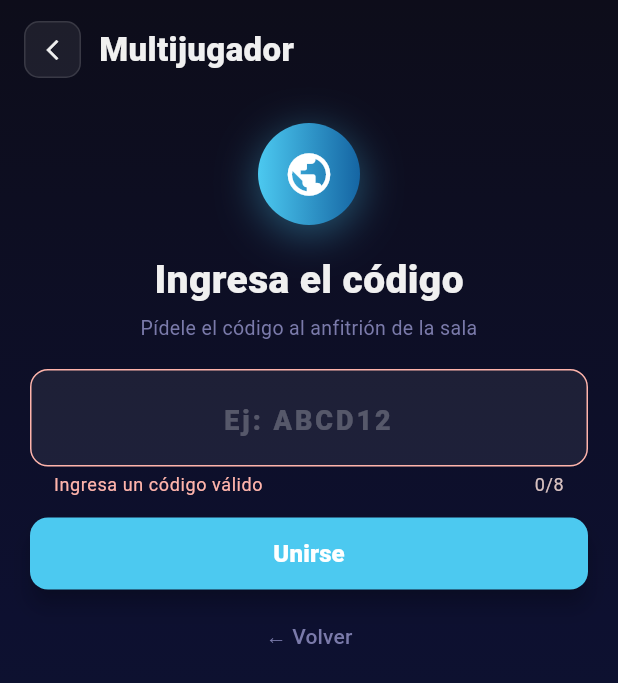
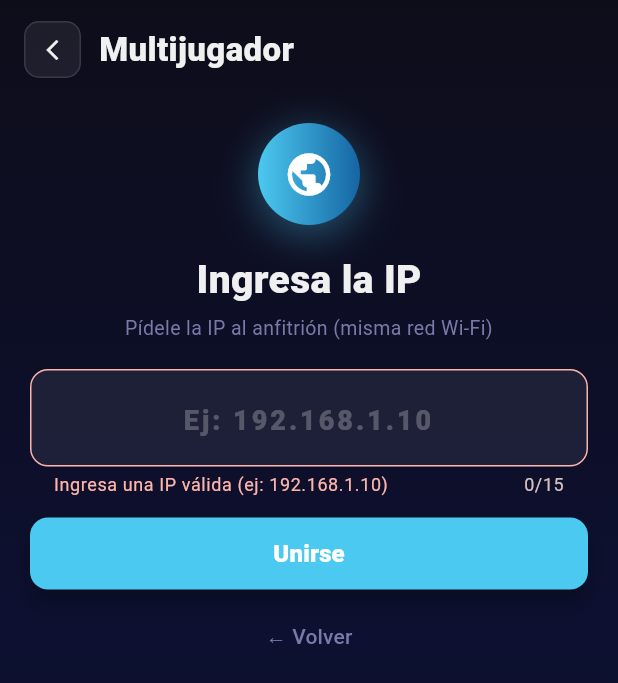
Before and after one commit to desarrollo-3-2026-2-tsuna-moviles/uno_sensorial, a Flutter app: the MultiplayerView screen opened directly with empty values, after a tap on "Conectarse a Partida", after a tap on "Unirse", on a phone screen of 412 x 824 dp. Shown: the top 683 px of the screen. Run offline on Flutter 3.47's test engine with Material 3 defaults, Android fonts, the phone set to English and light mode, and no system bars; our stand-ins replace sensors_plus; missing offline and left inert: dart:ffi; accounts and stored records are empty.

Commit message:
feat: capa de red LAN conectada a crear sala, unirse por IP, lobby real y sync a 20 Hz (RF-25 a RF-30)

```diff
--- a/lib/views/lobby_view.dart
+++ b/lib/views/lobby_view.dart
@@ -29,7 +29,7 @@ class _LobbyViewState extends State<LobbyView> {
   }
 
   void _onStartHost() async {
-    final bool success = await widget.lobbyViewModel.startHost();
+    final bool success = await widget.lobbyViewModel.startHost('Anfitrión');
     if (!mounted) return;
 
     if (success) {
@@ -58,7 +58,7 @@ class _LobbyViewState extends State<LobbyView> {
       return;
     }
 
-    final bool success = await widget.lobbyViewModel.connectToHost(hostIp);
+    final bool success = await widget.lobbyViewModel.connectToHost(hostIp, 'Jugador');
     if (!mounted) return;
 
     if (success) {
--- a/lib/views/multiplayer_view.dart
+++ b/lib/views/multiplayer_view.dart
@@ -40,13 +40,14 @@ class _MultiplayerViewState extends State<MultiplayerView> {
     widget.onCreateRoom(code);
   }
 
+  /// RF-27: Unirse escribiendo la IP del anfitrión (ej: 192.168.1.10)
   void _handleJoin() {
-    final String code = _codeController.text.trim().toUpperCase();
-    if (code.length < 4) {
-      setState(() => _errorMessage = 'Ingresa un código válido');
+    final String ip = _codeController.text.trim();
+    if (ip.split('.').length != 4) {
+      setState(() => _errorMessage = 'Ingresa una IP válida (ej: 192.168.1.10)');
       return;
     }
-    widget.onJoinRoom(code);
+    widget.onJoinRoom(ip);
   }
 
   @override
@@ -167,7 +168,7 @@ class _MultiplayerViewState extends State<MultiplayerView> {
                                   RepaintBoundary(
                                     child: _MultiplayerOptionButton(
                                       title: 'Crear Partida',
-                                      subtitle: 'Genera un código para amigos',
+                                      subtitle: 'Tu celular será el anfitrión',
                                       iconText: '➕',
                                       gradient: const LinearGradient(
                                         colors: <Color>[Color(0xFF4CC9F0), Color(0xFF1565A3)],
@@ -182,7 +183,7 @@ class _MultiplayerViewState extends State<MultiplayerView> {
                                   RepaintBoundary(
                                     child: _MultiplayerOptionButton(
                                       title: 'Conectarse a Partida',
-                                      subtitle: 'Ingresa un código de sala',
+                                      subtitle: 'Ingresa la IP del anfitrión',
                                       iconText: '🔗',
                                       isOutlined: true,
                                       onTap: () => setState(() => _mode = 'join'),
@@ -192,7 +193,7 @@ class _MultiplayerViewState extends State<MultiplayerView> {
                                   const FittedBox(
                                     fit: BoxFit.scaleDown,
                                     child: Text(
-                                      'Ingresa el código',
+                                      'Ingresa la IP',
                                       style: TextStyle(
                                         color: Color(0xFFF0F0F0),
                                         fontWeight: FontWeight.w900,
@@ -202,7 +203,7 @@ class _MultiplayerViewState extends State<MultiplayerView> {
                                   ),
                                   const SizedBox(height: 4),
                                   const Text(
-                                    'Pídele el código al anfitrión de la sala',
+                                    'Pídele la IP al anfitrión (misma red Wi-Fi)',
                                     style: TextStyle(color: Color(0xFF7A7AAA), fontSize: 13),
                                     textAlign: TextAlign.center,
                                   ),
@@ -211,17 +212,17 @@ class _MultiplayerViewState extends State<MultiplayerView> {
                                   // Campo de Texto para Código de Sala
                                   TextField(
                                     controller: _codeController,
-                                    textCapitalization: TextCapitalization.characters,
-                                    maxLength: 8,
+                                    keyboardType: const TextInputType.numberWithOptions(decimal: true),
+                                    maxLength: 15,
                                     textAlign: TextAlign.center,
                                     style: const TextStyle(
                                       color: Color(0xFFF0F0F0),
                                       fontSize: 22,
                                       fontWeight: FontWeight.w900,
-                                      letterSpacing: 4,
+                                      letterSpacing: 1,
                                     ),
                                     decoration: InputDecoration(
-                                      hintText: 'Ej: ABCD12',
+                                      hintText: 'Ej: 192.168.1.10',
                                       hintStyle: TextStyle(
                                         color: Colors.white.withValues(alpha: 0.25),
                                         fontSize: 18,
```
Also changed, not shown: lib/main.dart (+82 -16 lines), lib/services/lan_network_service.dart (+63 -6 lines), lib/viewmodels/lobby_viewmodel.dart (+19 -4 lines), lib/views/waiting_room_view.dart (+44 -8 lines), 1 other file.
